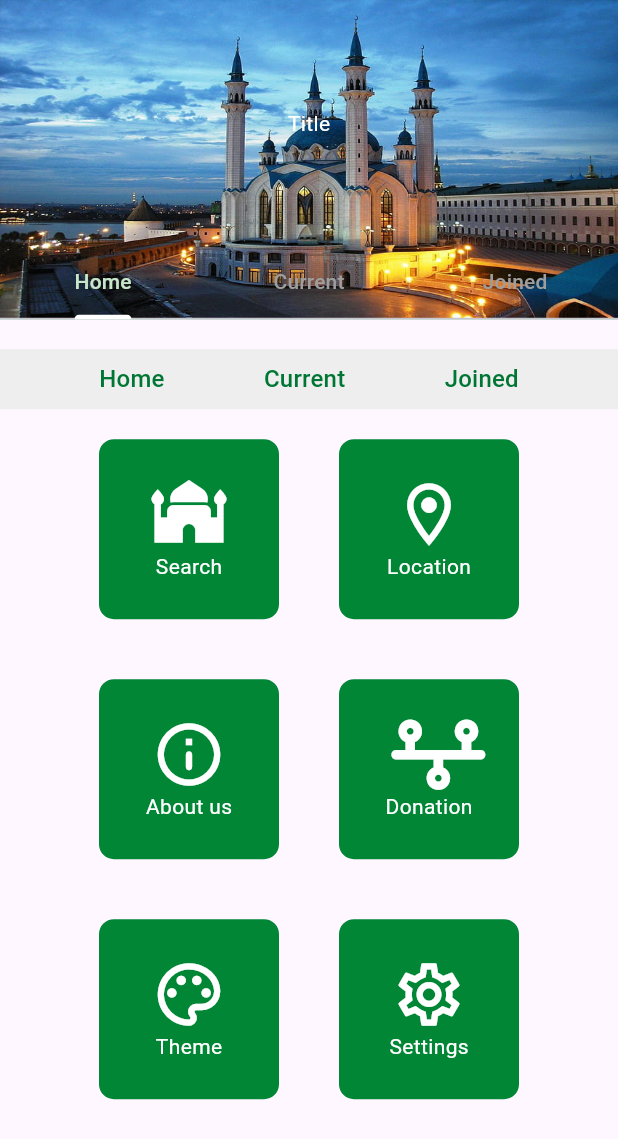
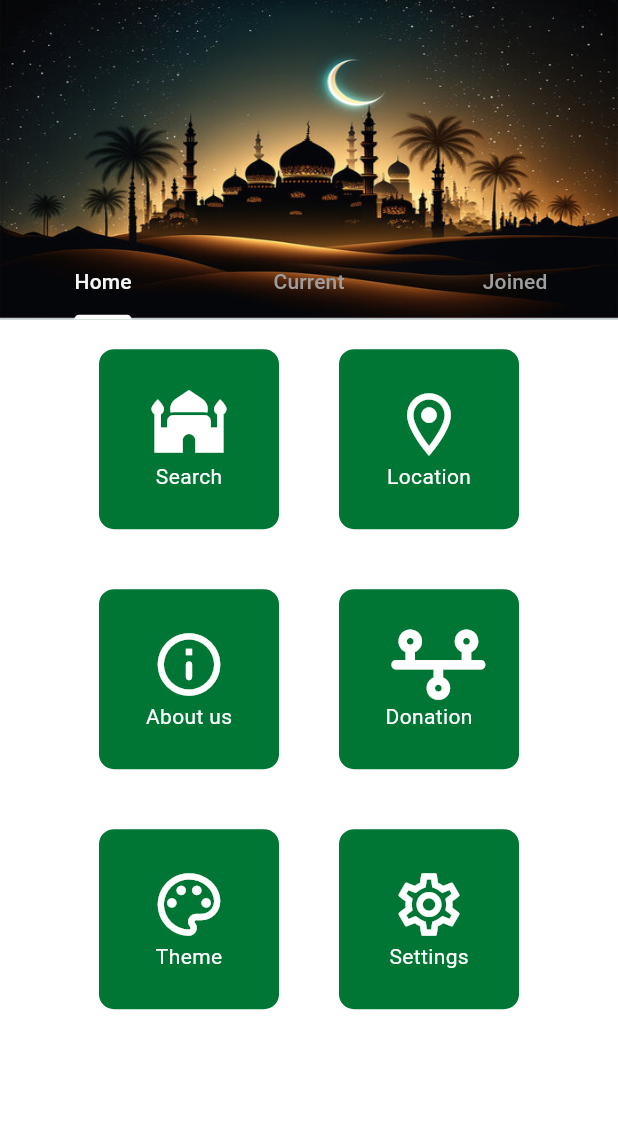
Before and after one commit to MuhammadAfzal5589/Masjid-Times-App, a Flutter app: the screen it shows after launch, on a phone screen of 412 x 824 dp. Shown: the top 1139 px of the screen. Run offline on Flutter 3.47's test engine with Material 2 defaults, Android fonts, the phone set to English and light mode, and no system bars; our stand-ins replace font_awesome_flutter.

Commit message:
Appbar dynamic images. Image is now changing with the change of TabBar Tab.

```diff
--- a/lib/Model/MenuItem.dart
+++ b/lib/Model/MenuItem.dart
@@ -20,14 +20,14 @@ class MenuItem extends StatelessWidget {
           height: 120,
           width: 120,
           decoration: BoxDecoration(
-            color: Theme.of(context).primaryColor,
+            color: Theme.of(context).cardColor,
                 borderRadius: BorderRadius.circular(10.0),
           ),
           child: Center(
             child: Column(
               mainAxisAlignment: MainAxisAlignment.center,
               children: [
-                icon!=null ? Icon(icon,size: 50.0,color: Colors.white,) : const FaIcon(FontAwesomeIcons.image),
+                icon!=null ? Icon(icon,size: 50.0,color: Theme.of(context).scaffoldBackgroundColor,) : const FaIcon(FontAwesomeIcons.image),
                 Text(text,style: Theme.of(context).textTheme.bodyMedium,),
               ],
             ),
@@ -49,7 +49,7 @@ class MenuItemDetailed extends StatelessWidget {
         height: 100,
         width: MediaQuery.of(context).size.width,
         decoration: BoxDecoration(
-          color: Theme.of(context).primaryColor,
+          color: Theme.of(context).cardColor,
           borderRadius: BorderRadius.circular(10.0),
         ),
         child: Center(
--- a/lib/Model/appbar.dart
+++ b/lib/Model/appbar.dart
@@ -43,7 +43,7 @@ class CustomAppbar3 extends StatelessWidget {
       width: MediaQuery.of(context).size.width,
       decoration: const BoxDecoration(
           image: DecorationImage(
-              image:  AssetImage("assets/images/Masjidimage2.jpg")  ,
+              image:  AssetImage("assets/images/masjidimage2.jpg")  ,
               fit: BoxFit.fill)
       ),
     );
--- a/lib/Model/mywidgets.dart
+++ /dev/null
@@ -1,26 +0,0 @@
-import 'package:flutter/material.dart';
-import 'package:masjid/View/CurrentMasjid.dart';
-import 'package:masjid/View/JoinedMasjid.dart';
-import 'package:masjid/View/home.dart';
-class Bodytext extends StatelessWidget {
-  const Bodytext({super.key, required this.text});
-final String text;
-  @override
-  Widget build(BuildContext context) {
-    return InkWell(
-        onTap: (){
-          switch (text){
-            case "Home":
-          Navigator.push(context, MaterialPageRoute(builder: (context)=>Home()));
-            break;
-            case "Current":
-          Navigator.push(context, MaterialPageRoute(builder: (context)=>CurrentMasjid()));
-          break;
-            case "Joined":
-          Navigator.push(context, MaterialPageRoute(builder: (context)=>JoinedMasjid()));
-          break;
-          }
-        },
-        child: Text(text,style: Theme.of(context).textTheme.titleMedium,),);
-  }
-}
--- a/lib/View/home.dart
+++ b/lib/View/home.dart
@@ -1,31 +1,50 @@
 import 'package:flutter/material.dart';
 import 'package:font_awesome_flutter/font_awesome_flutter.dart';
-// import 'package:font_awesome_flutter/font_awesome_flutter.dart';
 import 'package:masjid/Model/MenuItem.dart';
-import 'package:masjid/Model/mywidgets.dart';
 
 import '../Model/appbar.dart';
-class Home extends StatelessWidget {
+class Home extends StatefulWidget {
   const Home({super.key});
+
+  @override
+  State<Home> createState() => _HomeState();
+}
+
+class _HomeState extends State<Home> with SingleTickerProviderStateMixin {
+  late TabController _tabController;
+  final List<String> tabNames = ['Tab 1', 'Tab 2', 'Tab 3']; // List of tab names
+  String currentTabName = '';
+
+
+  @override
+  void initState() {
+    super.initState();
+    _tabController = TabController(length: tabNames.length, vsync: this);
+    _tabController.addListener(_handleTabChange); // Add listener to track tab changes
+  }
+  void _handleTabChange() {
+    setState(() {
+      currentTabName = tabNames[_tabController.index];
+    });
+  }
 
   @override
   Widget build(BuildContext context) {
     return DefaultTabController(
       length: 3,
-      child: TabBarView(
-        children: [
-          Scaffold(
+      child: Scaffold(
         appBar: AppBar(
           automaticallyImplyLeading: false,
           toolbarHeight: MediaQuery.of(context).size.height*0.2,
           backgroundColor: Theme.of(context).primaryColor,
-              title: Center(child: Text("Title",style: Theme.of(context).textTheme.bodyMedium,)),
+          title: Center(child: Text("",style: Theme.of(context).textTheme.bodyMedium,)),
           // title:  const Center(child: Image(image: AssetImage("assets/images/Crescent.png"),height: 100.0,width: 100.0)),
-              flexibleSpace: Container(
+          flexibleSpace: SizedBox(
               height: MediaQuery.of(context).size.height,
               width: MediaQuery.of(context).size.width,
-                  child:   const CustomAppbar1()),
+              child:   currentTabName == "Tab 1" ?  const CustomAppbar1()  : currentTabName == "Tab 2" ? const CustomAppbar2() :  const CustomAppbar3(), ),
           bottom:   TabBar(
+            controller: _tabController,
             indicatorColor:Theme.of(context).indicatorColor,
             labelColor:Theme.of(context).primaryColorLight,
             unselectedLabelColor:Theme.of(context).disabledColor,
@@ -42,39 +61,40 @@ class Home extends StatelessWidget {
           ],),
         ),
       body:    TabBarView(
-            children: [
+        controller:  _tabController,
+        children: const [
           SingleChildScrollView(
             child: Column(
               mainAxisAlignment: MainAxisAlignment.center,
               children: [
-                    const SizedBox(height: 20.0),
-                    Container(
-                      height: 40.0,
-                      color: Colors.grey.shade200,
-                      child:   const Row(
-                        mainAxisAlignment: MainAxisAlignment.spaceEvenly,
-                        children: [
-                          Bodytext(text: "Home"),
-                          Bodytext(text: "Current"),
-                          Bodytext(text: "Joined"),
-                        ],
-                      ),
-                    ),
-                      const Row(
+                // SizedBox(height: 20.0),
+                // Container(
+                //   height: 40.0,
+                //   color: Colors.grey.shade200,
+                //   child:   const Row(
+                //     mainAxisAlignment: MainAxisAlignment.spaceEvenly,
+                //     children: [
+                //       Bodytext(text: "Home"),
+                //       Bodytext(text: "Current"),
+                //       Bodytext(text: "Joined"),
+                //     ],
+                //   ),
+                // ),
+                  Row(
                   mainAxisAlignment: MainAxisAlignment.center,
                   children: [
                     MenuItem(text: "Search", icon: Icons.mosque),
                     MenuItem(text: "Location", icon: Icons.location_on_outlined,),
                   ],
                 ),
-                    const Row(
+                Row(
                   mainAxisAlignment: MainAxisAlignment.center,
                   children: [
                     MenuItem(text: "About us", icon: Icons.info_outline_rounded,),
                     MenuItem(text: "Donation", icon: FontAwesomeIcons.timeline,),
                   ],
                 ),
-                    const Row(
+                Row(
                   mainAxisAlignment: MainAxisAlignment.center,
                   children: [
                     MenuItem(text: "Theme", icon: Icons.color_lens_outlined,),
@@ -84,69 +104,38 @@ class Home extends StatelessWidget {
               ],
             ),
           ),
-            ],
-          ),
-          ),
-          Scaffold(
-            appBar: AppBar(
-              automaticallyImplyLeading: false,
-              toolbarHeight: MediaQuery.of(context).size.height*0.2,
-              backgroundColor: Theme.of(context).primaryColor,
-              title:  const Center(child: Image(image: AssetImage("assets/images/Crescent.png"),height: 100.0,width: 100.0)),
-              flexibleSpace: Container(
-                  height: MediaQuery.of(context).size.height,
-                  width: MediaQuery.of(context).size.width,
-                  child:   const CustomAppbar2()),
-              bottom:   TabBar(
-                indicatorColor:Theme.of(context).indicatorColor,
-                labelColor:Theme.of(context).primaryColorLight,
-                unselectedLabelColor:Theme.of(context).disabledColor,
-                tabs: const [
-                Tab(
-                  child: Text("Home"),
-                ),
-                Tab(
-                  child: Text("Current"),
-                ),
-                Tab(
-                  child: Text("Joined"),
-                ),
-              ],),
-            ),
-          body:    TabBarView(
-            children: [
           SingleChildScrollView(
             child: Column(
               mainAxisAlignment: MainAxisAlignment.center,
               children: [
-                    const SizedBox(height: 20.0),
-                    Container(
-                      height: 40.0,
-                      color: Colors.grey.shade200,
-                      child: const Row(
-                        mainAxisAlignment: MainAxisAlignment.spaceEvenly,
-                        children: [
-                          Bodytext(text: "Home"),
-                          Bodytext(text: "Current"),
-                          Bodytext(text: "Joined"),
-                        ],
-                      ),
-                    ),
-                    const Row(
+                // SizedBox(height: 20.0),
+                // Container(
+                //   height: 40.0,
+                //   color: Colors.grey.shade200,
+                //   child: const Row(
+                //     mainAxisAlignment: MainAxisAlignment.spaceEvenly,
+                //     children: [
+                //       Bodytext(text: "Home"),
+                //       Bodytext(text: "Current"),
+                //       Bodytext(text: "Joined"),
+                //     ],
+                //   ),
+                // ),
+                Row(
                   mainAxisAlignment: MainAxisAlignment.center,
                   children: [
                     MenuItem(text: "Times", icon: Icons.timelapse),
                     MenuItem(text: "Direction", icon: Icons.location_on_outlined,),
                   ],
                 ),
-                    const Row(
+                Row(
                   mainAxisAlignment: MainAxisAlignment.center,
                   children: [
                     MenuItem(text: "About", icon: Icons.info_outline_rounded,),
                     MenuItem(text: "Donation", icon: FontAwesomeIcons.timeline,),
                   ],
                 ),
-                    const Row(
+                Row(
                   mainAxisAlignment: MainAxisAlignment.center,
                   children: [
                     MenuItem(text: "Theme", icon: Icons.color_lens_outlined,),
@@ -156,43 +145,12 @@ class Home extends StatelessWidget {
               ],
             ),
           ),
-            ],
-          ),
-          ),
-          Scaffold(
-            appBar: AppBar(
-              automaticallyImplyLeading: false,
-              toolbarHeight: MediaQuery.of(context).size.height*0.2,
-              backgroundColor: Theme.of(context).primaryColor,
-              title:  const Center(child: Image(image: AssetImage("assets/images/Crescent.png"),height: 100.0,width: 100.0)),
-              flexibleSpace: Container(
-                  height: MediaQuery.of(context).size.height,
-                  width: MediaQuery.of(context).size.width,
-                  child:   const CustomAppbar3()),
-              bottom:   TabBar(
-                indicatorColor:Theme.of(context).indicatorColor,
-                labelColor:Theme.of(context).primaryColorLight,
-                unselectedLabelColor:Theme.of(context).disabledColor,
-                tabs: const [
-                Tab(
-                  child: Text("Home"),
-                ),
-                Tab(
-                  child: Text("Current"),
-                ),
-                Tab(
-                  child: Text("Joined"),
-                ),
-              ],),
-            ),
-          body:    const TabBarView(
-            children: [
           SingleChildScrollView(
             child: Column(
               mainAxisAlignment: MainAxisAlignment.center,
               crossAxisAlignment: CrossAxisAlignment.start,
               children: [
-                    // const SizedBox(height: 20.0),
+                // SizedBox(height: 20.0),
                 // Container(
                 //   height: 40.0,
                 //   color: Colors.grey.shade200,
@@ -219,8 +177,12 @@ class Home extends StatelessWidget {
         ],
       ),
       ),
-        ],
-      ),
     );
+
+  }
+  @override
+  void dispose() {
+    _tabController.dispose();
+    super.dispose();
   }
 }
--- a/lib/main.dart
+++ b/lib/main.dart
@@ -14,13 +14,15 @@ class MyApp extends StatelessWidget {
       title: 'Flutter Demo',
       theme: ThemeData(
         primaryColor: const Color(0xFF008635),
-        primarySwatch: Colors.green,
+        primarySwatch: Colors.grey,
         disabledColor:Colors.grey,
         dividerColor:Colors.blue,
         focusColor:Colors.yellow,
         highlightColor:Colors.yellow,
         hintColor:Colors.greenAccent,
         indicatorColor:Colors.white,
+        scaffoldBackgroundColor: Colors.white,
+        cardColor: const Color(0xff007635),
         textTheme:  const TextTheme(
           bodyMedium: TextStyle(color: Colors.white),
           titleMedium: TextStyle(color: Color(0xFF007635)),
@@ -30,6 +32,7 @@ class MyApp extends StatelessWidget {
         useMaterial3: true,
       ),
       home: const Home(),
-    );
+      )
+    ;
   }
 }
```
Also changed, not shown: lib/View/CurrentMasjid.dart (deleted, +0 -67 lines), lib/View/JoinedMasjid.dart (deleted, +0 -52 lines), assets/images/svg/aboutlogo.svg (deleted), assets/images/svg/directionlogo.svg (deleted), assets/images/svg/donationlogo.svg (deleted), assets/images/svg/settinglogo.svg (deleted), assets/images/svg/themelogo.svg (deleted), assets/images/svg/timelogo.svg (deleted). Lines whose indentation alone changed are shown as unchanged.
